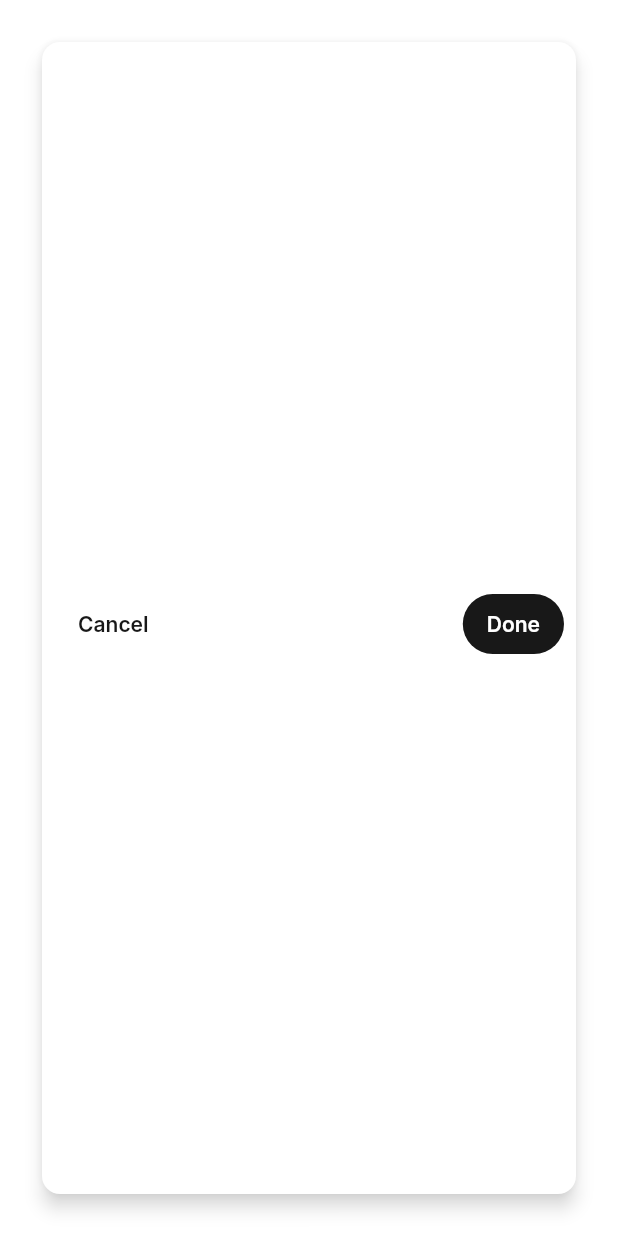
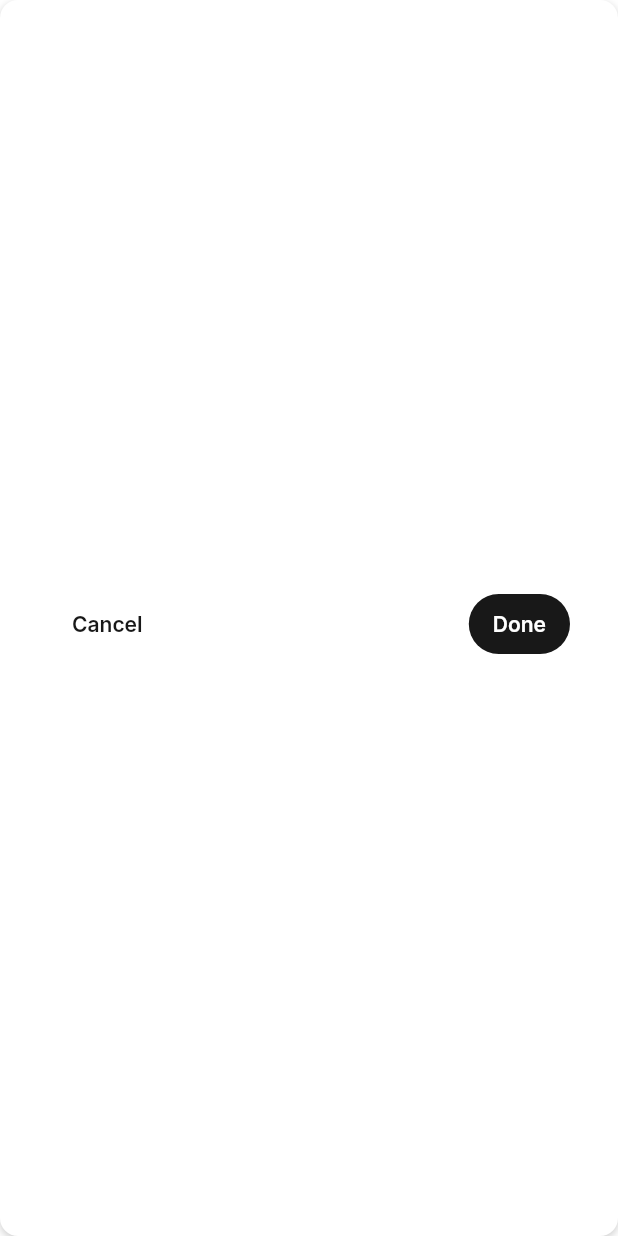
Before and after one commit to luisburgos/flowin_design, a Flutter app: the AppBarComponentBody widget shown alone on an empty page, opened directly, on a phone screen of 412 x 824 dp. Run offline on Flutter 3.47's test engine with Material 3 defaults, Android fonts, the phone set to English and light mode, and no system bars; drawn by our look-alikes of figma_squircle; our stand-ins replace bloc, equatable, flutter_bloc, flutter_svg, go_router, google_fonts and 2 more.

Commit message:
feat: add card component

```diff
--- a/example/lib/modules/components/app_bar.dart
+++ b/example/lib/modules/components/app_bar.dart
@@ -1,4 +1,4 @@
-import 'package:example/shared/workbench/body/body_card.dart';
+import 'package:example/shared/workbench/presentation/widgets/showcase_card.dart';
 import 'package:flowin_design/flowin_design.dart';
 import 'package:flutter/material.dart';
 
@@ -9,7 +9,7 @@ class AppBarComponentBody extends StatelessWidget {
 
   @override
   Widget build(BuildContext context) {
-    return BodyCard(
+    return ShowcaseCard(
       child: Column(
         spacing: FlowinDesignSpace.space400,
         mainAxisAlignment: MainAxisAlignment.center,
--- a/example/lib/modules/components/buttons.dart
+++ b/example/lib/modules/components/buttons.dart
@@ -1,4 +1,4 @@
-import 'package:example/shared/workbench/body/body_card.dart';
+import 'package:example/shared/workbench/presentation/widgets/showcase_card.dart';
 import 'package:flowin_design/flowin_design.dart';
 import 'package:flutter/material.dart';
 import 'package:lucide_icons_flutter/lucide_icons.dart';
@@ -10,7 +10,7 @@ class WidgetTreeButtonsBody extends StatelessWidget {
 
   @override
   Widget build(BuildContext context) {
-    return BodyCard(
+    return ShowcaseCard(
       child: Column(
         spacing: FlowinDesignSpace.space400,
         mainAxisAlignment: MainAxisAlignment.center,
--- a/example/lib/modules/components/chip_groups.dart
+++ b/example/lib/modules/components/chip_groups.dart
@@ -1,4 +1,4 @@
-import 'package:example/shared/workbench/body/body_card.dart';
+import 'package:example/shared/workbench/presentation/widgets/showcase_card.dart';
 import 'package:flowin_design/flowin_design.dart';
 import 'package:flutter/material.dart';
 
@@ -11,7 +11,7 @@ class ChipGroupsComponentShowcase extends StatelessWidget {
   Widget build(BuildContext context) {
     final textStyle = Theme.of(context).textTheme.labelSmall;
 
-    return BodyCard(
+    return ShowcaseCard(
       child: Column(
         spacing: FlowinDesignSpace.space400,
         mainAxisAlignment: MainAxisAlignment.center,
--- a/example/lib/modules/components/chips.dart
+++ b/example/lib/modules/components/chips.dart
@@ -1,4 +1,4 @@
-import 'package:example/shared/workbench/body/body_card.dart';
+import 'package:example/shared/workbench/presentation/widgets/showcase_card.dart';
 import 'package:flowin_design/flowin_design.dart';
 import 'package:flutter/material.dart';
 
@@ -11,7 +11,7 @@ class ChipsComponentShowcase extends StatelessWidget {
   Widget build(BuildContext context) {
     final textStyle = Theme.of(context).textTheme.labelSmall;
 
-    return BodyCard(
+    return ShowcaseCard(
       child: Column(
         spacing: FlowinDesignSpace.space400,
         mainAxisAlignment: MainAxisAlignment.center,
--- a/example/lib/modules/components/icon_buttons.dart
+++ b/example/lib/modules/components/icon_buttons.dart
@@ -1,4 +1,4 @@
-import 'package:example/shared/workbench/body/body_card.dart';
+import 'package:example/shared/workbench/presentation/widgets/showcase_card.dart';
 import 'package:flowin_design/flowin_design.dart';
 import 'package:flutter/material.dart';
 import 'package:lucide_icons_flutter/lucide_icons.dart';
@@ -10,7 +10,7 @@ class WidgetTreeIconButtonsBody extends StatelessWidget {
 
   @override
   Widget build(BuildContext context) {
-    return BodyCard(
+    return ShowcaseCard(
       child: Column(
         spacing: FlowinDesignSpace.space400,
         mainAxisAlignment: MainAxisAlignment.center,
--- a/example/lib/modules/components/item_buttons.dart
+++ b/example/lib/modules/components/item_buttons.dart
@@ -1,4 +1,4 @@
-import 'package:example/shared/workbench/body/body_card.dart';
+import 'package:example/shared/workbench/presentation/widgets/showcase_card.dart';
 import 'package:flowin_design/flowin_design.dart';
 import 'package:flutter/material.dart';
 import 'package:lucide_icons_flutter/lucide_icons.dart';
@@ -10,7 +10,7 @@ class WidgetTreeItemButtonsBody extends StatelessWidget {
 
   @override
   Widget build(BuildContext context) {
-    return BodyCard(
+    return ShowcaseCard(
       child: Column(
         spacing: FlowinDesignSpace.space400,
         mainAxisAlignment: MainAxisAlignment.center,
--- a/example/lib/modules/components/tabs.dart
+++ b/example/lib/modules/components/tabs.dart
@@ -1,4 +1,4 @@
-import 'package:example/shared/workbench/body/body_card.dart';
+import 'package:example/shared/workbench/presentation/widgets/showcase_card.dart';
 import 'package:flowin_design/flowin_design.dart';
 import 'package:flutter/material.dart';
 
@@ -26,7 +26,7 @@ class _WidgetTreeTabsBodyState extends State<WidgetTreeTabsBody>
 
     final controller = TabController(length: tabs.length, vsync: this);
 
-    return BodyCard(
+    return ShowcaseCard(
       child: Column(
         spacing: FlowinDesignSpace.space400,
         mainAxisAlignment: MainAxisAlignment.center,
--- a/example/lib/modules/foundations/colors.dart
+++ b/example/lib/modules/foundations/colors.dart
@@ -1,7 +1,7 @@
 import 'package:example/modules/foundations/widgets/color_scheme_grid_view.dart';
 import 'package:example/modules/foundations/widgets/color_scheme_mapper.dart';
 import 'package:example/shared/logger/logger.dart';
-import 'package:example/shared/workbench/body/body_card.dart';
+import 'package:example/shared/workbench/presentation/widgets/showcase_card.dart';
 import 'package:flowin_design/flowin_design.dart';
 import 'package:flutter/material.dart';
 
@@ -27,7 +27,7 @@ class FoundationsColorsShowcase extends StatelessWidget {
         Logger.instance.info(
           'Getting cross axis count is $crossAxisCount for width $parentWidth',
         );
-        return BodyCard(
+        return ShowcaseCard(
           child: FDChipGroupViewPager(
             chipFactory: (context, label) => FdChip(
               child: Text(label, style: Theme.of(context).textTheme.labelSmall),
--- a/example/lib/modules/foundations/typography.dart
+++ b/example/lib/modules/foundations/typography.dart
@@ -1,6 +1,6 @@
 import 'package:example/modules/foundations/widgets/typeface_baseline_samples.dart';
 import 'package:example/modules/foundations/widgets/typeface_brand_samples.dart';
-import 'package:example/shared/workbench/body/body_card.dart';
+import 'package:example/shared/workbench/presentation/widgets/showcase_card.dart';
 import 'package:flowin_design/flowin_design.dart';
 import 'package:flutter/material.dart';
 
@@ -11,7 +11,7 @@ class FoundationsTypographyShowcase extends StatelessWidget {
 
   @override
   Widget build(BuildContext context) {
-    return BodyCard(
+    return ShowcaseCard(
       child: FDChipGroupViewPager(
         chipFactory: (context, label) => FdChip(
           child: Text(label, style: Theme.of(context).textTheme.labelSmall),
--- a/example/lib/modules/workbench/body/body_builder.dart
+++ b/example/lib/modules/workbench/body/body_builder.dart
@@ -1,5 +1,6 @@
 import 'package:example/modules/components/app_bar.dart';
 import 'package:example/modules/components/buttons.dart';
+import 'package:example/modules/components/cards.dart';
 import 'package:example/modules/components/chip_groups.dart';
 import 'package:example/modules/components/chips.dart';
 import 'package:example/modules/components/icon_buttons.dart';
@@ -58,6 +59,8 @@ class BodyBuilder extends StatelessWidget {
           return const ChipsComponentShowcase();
         case ComponentsPaneOption.chipGroup:
           return const ChipGroupsComponentShowcase();
+        case ComponentsPaneOption.cards:
+          return const CardsComponentShowcase();
       }
     }
 
--- a/example/lib/shared/workbench/body/body_card.dart
+++ /dev/null
@@ -1,23 +0,0 @@
-import 'package:flutter/material.dart';
-
-/// @no-doc
-class BodyCard extends StatelessWidget {
-  /// @no-doc
-  const BodyCard({required this.child, this.padding, super.key});
-
-  /// @no-doc
-  final Widget child;
-
-  /// @no-doc
-  final EdgeInsets? padding;
-
-  @override
-  Widget build(BuildContext context) {
-    return SizedBox.expand(
-      child: Padding(
-        padding: padding ?? const EdgeInsets.all(24),
-        child: Card(elevation: 5, child: child),
-      ),
-    );
-  }
-}
--- /dev/null
+++ b/example/lib/shared/workbench/presentation/widgets/showcase_card.dart
@@ -0,0 +1,31 @@
+import 'package:flowin_design/flowin_design.dart';
+import 'package:flutter/material.dart';
+
+/// @no-doc
+class ShowcaseCard extends StatelessWidget {
+  /// @no-doc
+  const ShowcaseCard({required this.child, this.padding, super.key});
+
+  /// @no-doc
+  final Widget child;
+
+  /// @no-doc
+  final EdgeInsets? padding;
+
+  @override
+  Widget build(BuildContext context) {
+    return FDCard(
+      padding: padding ?? const EdgeInsets.all(FlowinDesignSpace.space600),
+      shadows: [
+        BoxShadow(
+          color: Colors.black.withValues(alpha: 0.2),
+          blurRadius: FlowinDesignRadius.radius100,
+          offset: const Offset(0, 2),
+        ),
+      ],
+      cornerRadius: FlowinDesignRadius.radius300,
+      backgroundColor: Theme.of(context).colorScheme.surface,
+      child: child,
+    );
+  }
+}
--- /dev/null
+++ b/lib/src/components/card/fd_card.dart
@@ -0,0 +1,73 @@
+import 'package:figma_squircle/figma_squircle.dart';
+import 'package:flowin_design/flowin_design.dart';
+import 'package:flutter/material.dart';
+
+/// @no-doc
+class FDCard extends StatelessWidget {
+  /// @no-doc
+  const FDCard({
+    required this.child,
+    required this.cornerRadius,
+    this.borderSide = BorderSide.none,
+    this.size,
+    this.backgroundColor,
+    this.cornerSmoothing,
+    this.padding,
+    this.shadows,
+    super.key,
+  });
+
+  /// @no-doc
+  final Widget child;
+
+  /// @no-doc
+  final double cornerRadius;
+
+  /// @no-doc
+  final BorderSide borderSide;
+
+  /// @no-doc
+  final Color? backgroundColor;
+
+  /// @no-doc
+  final double? cornerSmoothing;
+
+  /// @no-doc
+  final EdgeInsets? padding;
+
+  /// @no-doc
+  final Size? size;
+
+  /// @no-doc
+  final List<BoxShadow>? shadows;
+
+  @override
+  Widget build(BuildContext context) {
+    final borderRadius = SmoothBorderRadius(
+      cornerRadius: cornerRadius,
+      cornerSmoothing: cornerSmoothing ?? FlowinDesignRadius.iOSSmooth,
+    );
+
+    final colorScheme = Theme.of(context).colorScheme;
+    final effectiveBackgroundColor =
+        backgroundColor ?? colorScheme.secondaryContainer;
+
+    return Container(
+      width: size?.width,
+      height: size?.height,
+      padding: padding,
+      decoration: ShapeDecoration(
+        shape: SmoothRectangleBorder(
+          side: borderSide,
+          borderRadius: borderRadius,
+        ),
+        color: effectiveBackgroundColor,
+        shadows: shadows,
+      ),
+      child: ClipSmoothRect(
+        radius: borderRadius,
+        child: child,
+      ),
+    );
+  }
+}
--- a/lib/src/components/components.dart
+++ b/lib/src/components/components.dart
@@ -5,6 +5,7 @@ export 'buttons/fd_button_size.dart';
 export 'buttons/fd_button_variant.dart';
 export 'buttons/fd_icon_button.dart';
 export 'buttons/fd_item_button.dart';
+export 'card/fd_card.dart';
 export 'chip/fd_chip.dart';
 export 'chip/fd_chip_group.dart';
 export 'chip/fd_chip_group_view_pager.dart';
--- a/lib/src/foundations/radius.dart
+++ b/lib/src/foundations/radius.dart
@@ -25,5 +25,8 @@ class FlowinDesignRadius {
   static const radius800 = 32.0;
 
   /// @no-doc
+  static const iOSSmooth = 0.6;
+
+  /// @no-doc
   static const full = 9999.0;
 }
--- a/pubspec.yaml
+++ b/pubspec.yaml
@@ -8,6 +8,7 @@ environment:
   flutter: ^3.32.0
 
 dependencies:
+  figma_squircle: ^0.6.3
   flutter:
     sdk: flutter
   flutter_svg: ^2.2.0
```
Also changed, not shown: example/lib/modules/components/cards.dart (added, +31 -0 lines), example/lib/modules/workbench/module_panes/widget_tree_module_pane.dart (+10 -0 lines).
